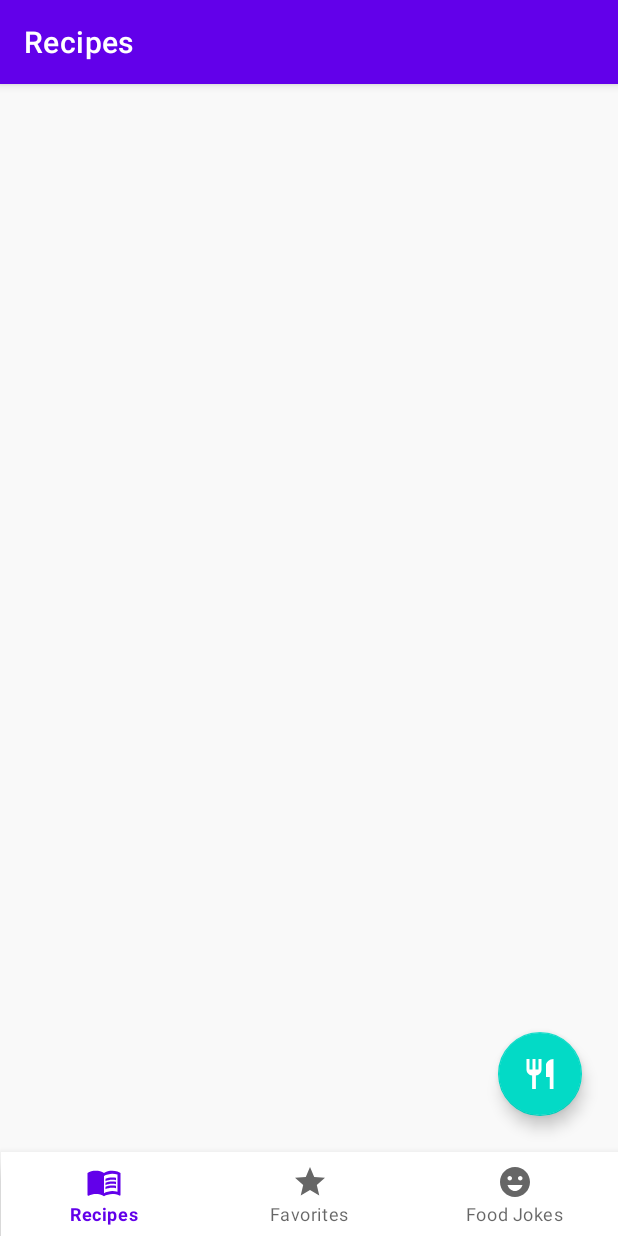
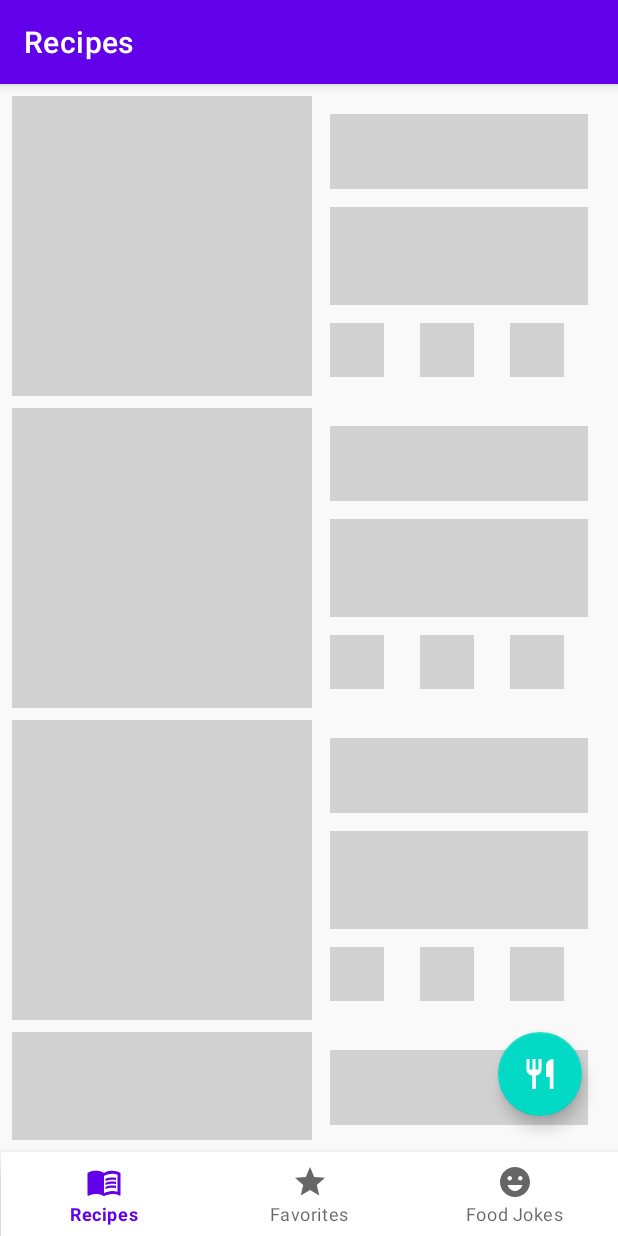
Before and after one commit to jao-johnreginald/RecipeApp, an Android app: the screen it shows after launch (MainActivity), on a phone screen of 412 x 824 dp. Run offline under Robolectric (Android 15) with nearby library versions, the phone set to English and light mode, and no system bars; our stand-ins replace Shimmer, navigation-ui; Roboto replaces fonts that are not available here.

Commit message:
Design Recyclerview Placeholder Layout

```diff
--- a/app/src/main/res/layout/fragment_recipes.xml
+++ b/app/src/main/res/layout/fragment_recipes.xml
@@ -7,10 +7,36 @@
     android:background="@color/lightGray"
     tools:context=".RecipesFragment">
 
+    <com.facebook.shimmer.ShimmerFrameLayout
+        android:id="@+id/shimmerFrameLayout"
+        android:layout_width="0dp"
+        android:layout_height="0dp"
+        android:padding="4dp"
+        app:layout_constraintBottom_toBottomOf="parent"
+        app:layout_constraintEnd_toEndOf="parent"
+        app:layout_constraintStart_toStartOf="parent"
+        app:layout_constraintTop_toTopOf="parent">
+
+        <LinearLayout
+            android:layout_width="match_parent"
+            android:layout_height="match_parent"
+            android:orientation="vertical">
+
+            <include layout="@layout/item_placeholder" />
+
+            <include layout="@layout/item_placeholder" />
+
+            <include layout="@layout/item_placeholder" />
+
+            <include layout="@layout/item_placeholder" />
+        </LinearLayout>
+    </com.facebook.shimmer.ShimmerFrameLayout>
+
     <androidx.recyclerview.widget.RecyclerView
         android:id="@+id/rv_recipes"
         android:layout_width="0dp"
         android:layout_height="0dp"
+        android:padding="4dp"
         app:layout_constraintBottom_toBottomOf="parent"
         app:layout_constraintEnd_toEndOf="parent"
         app:layout_constraintStart_toStartOf="parent"
--- /dev/null
+++ b/app/src/main/res/layout/item_placeholder.xml
@@ -0,0 +1,64 @@
+<?xml version="1.0" encoding="utf-8"?>
+<androidx.constraintlayout.widget.ConstraintLayout xmlns:android="http://schemas.android.com/apk/res/android"
+    xmlns:app="http://schemas.android.com/apk/res-auto"
+    android:layout_width="match_parent"
+    android:layout_height="wrap_content"
+    android:layout_margin="4dp">
+
+    <View
+        android:id="@+id/view1"
+        android:layout_width="200dp"
+        android:layout_height="200dp"
+        android:background="@color/mediumGray"
+        app:layout_constraintBottom_toBottomOf="parent"
+        app:layout_constraintStart_toStartOf="parent"
+        app:layout_constraintTop_toTopOf="parent" />
+
+    <View
+        android:id="@+id/view2"
+        android:layout_width="0dp"
+        android:layout_height="50dp"
+        android:layout_marginHorizontal="12dp"
+        android:layout_marginTop="12dp"
+        android:background="@color/mediumGray"
+        app:layout_constraintEnd_toEndOf="parent"
+        app:layout_constraintStart_toEndOf="@id/view1"
+        app:layout_constraintTop_toTopOf="parent" />
+
+    <View
+        android:id="@+id/view3"
+        android:layout_width="0dp"
+        android:layout_height="65dp"
+        android:layout_marginTop="12dp"
+        android:background="@color/mediumGray"
+        app:layout_constraintEnd_toEndOf="@id/view2"
+        app:layout_constraintStart_toStartOf="@id/view2"
+        app:layout_constraintTop_toBottomOf="@id/view2" />
+
+    <View
+        android:id="@+id/view4"
+        android:layout_width="36dp"
+        android:layout_height="36dp"
+        android:layout_marginTop="12dp"
+        android:background="@color/mediumGray"
+        app:layout_constraintStart_toStartOf="@id/view3"
+        app:layout_constraintTop_toBottomOf="@id/view3" />
+
+    <View
+        android:id="@+id/view5"
+        android:layout_width="36dp"
+        android:layout_height="36dp"
+        android:layout_marginStart="24dp"
+        android:background="@color/mediumGray"
+        app:layout_constraintStart_toEndOf="@id/view4"
+        app:layout_constraintTop_toTopOf="@id/view4" />
+
+    <View
+        android:id="@+id/view6"
+        android:layout_width="36dp"
+        android:layout_height="36dp"
+        android:layout_marginStart="24dp"
+        android:background="@color/mediumGray"
+        app:layout_constraintStart_toEndOf="@id/view5"
+        app:layout_constraintTop_toTopOf="@id/view5" />
+</androidx.constraintlayout.widget.ConstraintLayout>
```
